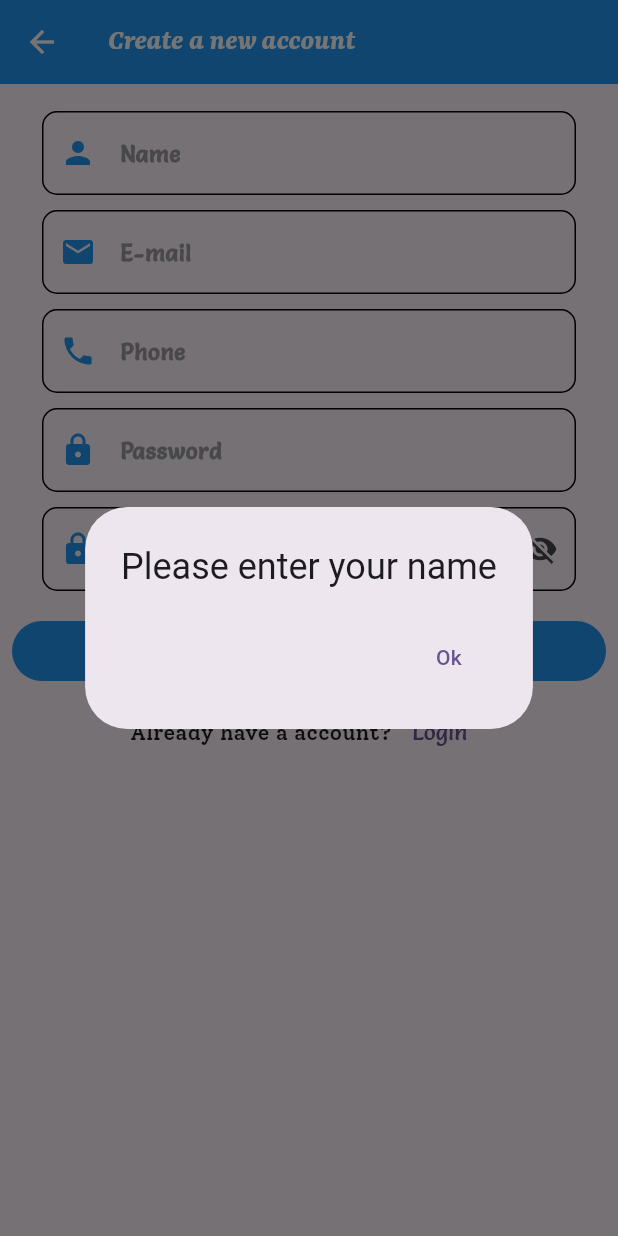
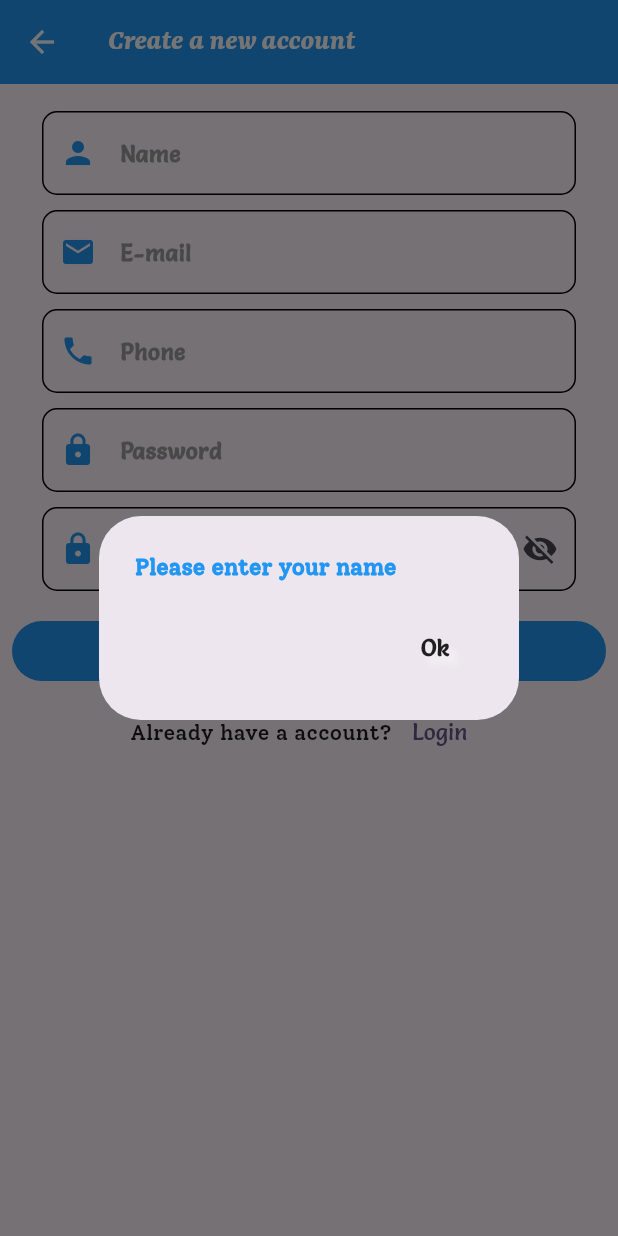
Before and after one commit to vikash-kumar-sinha/water_ordering_app, a Flutter app: the registration_page screen opened by its route, after a tap on "Create account", on a phone screen of 412 x 824 dp. Run offline on Flutter 3.47's test engine with Material 3 defaults, Android fonts, the phone set to English and light mode, and no system bars; our stand-ins replace animated_text_kit, carousel_slider, cloud_firestore, firebase_auth, firebase_core, flutter_spinkit and 2 more; missing offline and left inert: phonepe_payment_sdk, upi_india, upi_payment_flutter; accounts and stored records are empty.

Commit message:
final to show first time

```diff
--- a/lib/orderList.dart
+++ b/lib/orderList.dart
@@ -24,20 +24,26 @@ class OrderHistoryDataType {
 class UiHelper{
   static customAlertBox(BuildContext context,String text){
     return showDialog(context: context, builder: (BuildContext context){
-      return AlertDialog(title:Text(text,textScaleFactor: 1,),actions: [
+      return AlertDialog(title:Text(text,style: TextStyle(
+          fontSize: 15,
+          fontWeight: FontWeight.bold,
+          fontFamily: 'solway',
+          color: Colors.blue
+      ),),actions: [
         TextButton(onPressed: (){
           Navigator.pop(context);
-        }, child: const Text('Ok'))
+        }, child:  Text('Ok',style: aboutTextStyle,))
       ],);
     });
   }
 }
 
-const TextStyle orderTextstyle=TextStyle(
+ const TextStyle orderTextstyle=TextStyle(
   fontSize: 10,
   fontWeight: FontWeight.bold,
   fontFamily: 'solway',
-  color: Colors.blue
+  color: Color(0xff190482)
+
 );
  TextStyle aboutTextStyle=TextStyle(
    fontFamily: 'salsa',
```
Also changed, not shown: lib/history.dart (+22 -2 lines).
